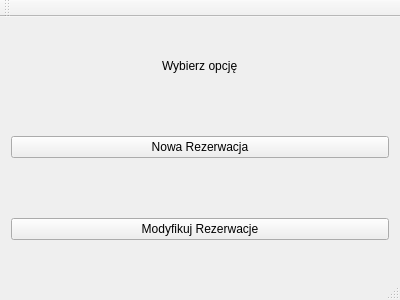
First picture: the form in Forms/mainwindow.ui, repository MateuszLin/CinemaProjectCpp, before the edit.
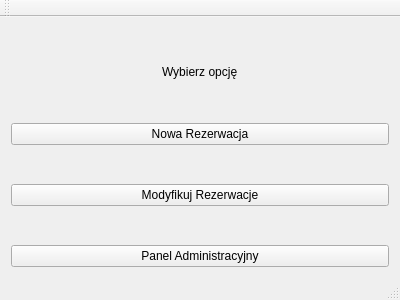
Second picture: the form after the edit.

Commit message: - dodano dwie formatki modifyRezervation oraz adminsPanel - modifyRezervation wypelnia wszystkie pola zgodnie z rezerwacja i baza danych

The edit to the form file:
```diff
--- a/Forms/mainwindow.ui
+++ b/Forms/mainwindow.ui
@@ -28,7 +28,7 @@
       </property>
      </widget>
     </item>
-    <item alignment="Qt::AlignVCenter">
+    <item>
      <widget class="QPushButton" name="pushButton">
       <property name="minimumSize">
        <size>
@@ -51,6 +51,13 @@
       </property>
      </widget>
     </item>
+    <item>
+     <widget class="QPushButton" name="pushButton_3">
+      <property name="text">
+       <string>Panel Administracyjny</string>
+      </property>
+     </widget>
+    </item>
    </layout>
   </widget>
   <widget class="QMenuBar" name="menuBar">
```
The commit also changes 11 other files.
